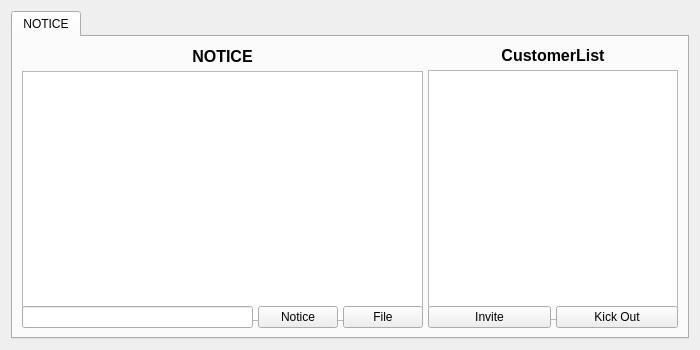
The window that CustomerManagementAPP/AdminChat/adminchat.ui (AndaCondaa/Project_CustomerManagementApp) describes before a commit, drawn with Qt 5.
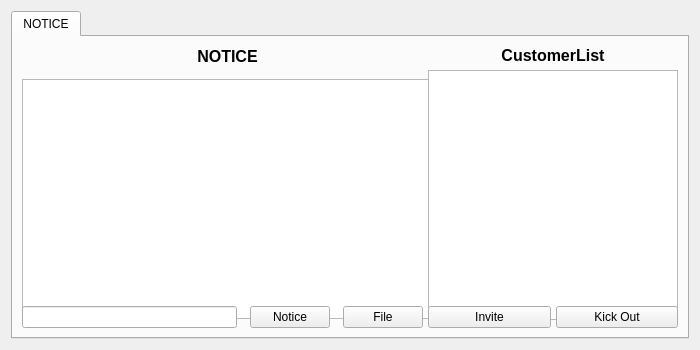
The same window after the commit.

```diff
--- a/CustomerManagementAPP/AdminChat/adminchat.ui
+++ b/CustomerManagementAPP/AdminChat/adminchat.ui
@@ -245,11 +245,26 @@
              </property>
              <item>
               <layout class="QVBoxLayout" name="verticalLayout_5">
+               <property name="spacing">
+                <number>13</number>
+               </property>
                <item>
                 <widget class="QLabel" name="noticeLabel">
+                 <property name="sizePolicy">
+                  <sizepolicy hsizetype="Fixed" vsizetype="Fixed">
+                   <horstretch>0</horstretch>
+                   <verstretch>0</verstretch>
+                  </sizepolicy>
+                 </property>
                  <property name="minimumSize">
                   <size>
-                   <width>0</width>
+                   <width>411</width>
+                   <height>20</height>
+                  </size>
+                 </property>
+                 <property name="maximumSize">
+                  <size>
+                   <width>411</width>
                    <height>20</height>
                   </size>
                  </property>
@@ -269,10 +284,22 @@
                </item>
                <item>
                 <widget class="QTableView" name="noticeBoard">
+                 <property name="sizePolicy">
+                  <sizepolicy hsizetype="Fixed" vsizetype="Fixed">
+                   <horstretch>0</horstretch>
+                   <verstretch>0</verstretch>
+                  </sizepolicy>
+                 </property>
                  <property name="minimumSize">
                   <size>
-                   <width>0</width>
-                   <height>250</height>
+                   <width>410</width>
+                   <height>240</height>
+                  </size>
+                 </property>
+                 <property name="maximumSize">
+                  <size>
+                   <width>410</width>
+                   <height>240</height>
                   </size>
                  </property>
                 </widget>
```
